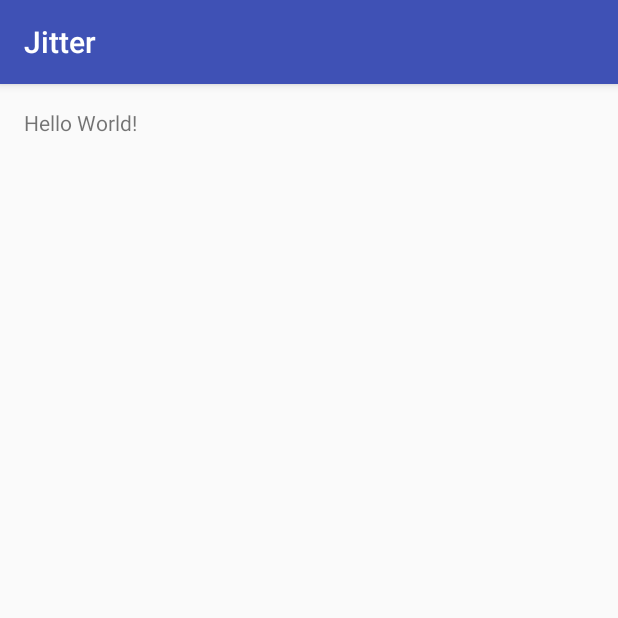
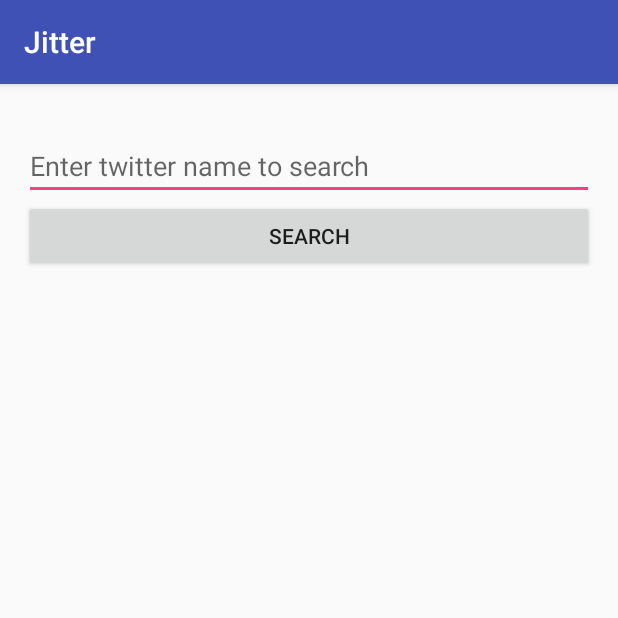
Before and after one commit to atabekm/Jitter, an Android app: the screen it shows after launch (MainActivity), on a phone screen of 412 x 824 dp, the top half of it. Run offline under Robolectric (Android 15) with nearby library versions, the phone set to English and light mode, and no system bars.

Commit message:
Implement basic version of MainActivity

```diff
--- a/app/src/main/AndroidManifest.xml
+++ b/app/src/main/AndroidManifest.xml
@@ -15,6 +15,9 @@
                 <category android:name="android.intent.category.LAUNCHER" />
             </intent-filter>
         </activity>
+
+        <activity android:name=".UsersActivity" />
+        <activity android:name=".FollowersActivity" />
     </application>
 
 </manifest>
--- /dev/null
+++ b/app/src/main/java/com/example/jitter/Constants.java
@@ -0,0 +1,5 @@
+package com.example.jitter;
+
+public class Constants {
+    public static final String TWITTER_USER_NAME = "twitter_user_name";
+}
--- a/app/src/main/java/com/example/jitter/MainActivity.java
+++ b/app/src/main/java/com/example/jitter/MainActivity.java
@@ -1,7 +1,11 @@
 package com.example.jitter;
 
+import android.content.Intent;
 import android.support.v7.app.AppCompatActivity;
 import android.os.Bundle;
+import android.view.View;
+import android.widget.Button;
+import android.widget.EditText;
 
 public class MainActivity extends AppCompatActivity {
 
@@ -9,5 +13,18 @@ public class MainActivity extends AppCompatActivity {
     protected void onCreate(Bundle savedInstanceState) {
         super.onCreate(savedInstanceState);
         setContentView(R.layout.activity_main);
+
+        final EditText editTextTwitterName = (EditText) findViewById(R.id.edit_text_twitter_id);
+        Button buttonSearch = (Button) findViewById(R.id.button_search);
+        buttonSearch.setOnClickListener(new View.OnClickListener() {
+            @Override
+            public void onClick(View v) {
+                if (editTextTwitterName.length() > 0) {
+                    Intent intent = new Intent(MainActivity.this, UsersActivity.class);
+                    intent.putExtra(Constants.TWITTER_USER_NAME, editTextTwitterName.getText().toString());
+                    startActivity(intent);
+                }
+            }
+        });
     }
 }
--- a/app/src/main/res/layout/activity_main.xml
+++ b/app/src/main/res/layout/activity_main.xml
@@ -1,11 +1,23 @@
 <?xml version="1.0" encoding="utf-8"?>
-<RelativeLayout xmlns:android="http://schemas.android.com/apk/res/android"
-    xmlns:tools="http://schemas.android.com/tools" android:layout_width="match_parent"
-    android:layout_height="match_parent" android:paddingLeft="@dimen/activity_horizontal_margin"
-    android:paddingRight="@dimen/activity_horizontal_margin"
-    android:paddingTop="@dimen/activity_vertical_margin"
-    android:paddingBottom="@dimen/activity_vertical_margin" tools:context=".MainActivity">
+<LinearLayout xmlns:android="http://schemas.android.com/apk/res/android"
+    xmlns:tools="http://schemas.android.com/tools"
+    android:layout_width="match_parent"
+    android:layout_height="match_parent"
+    android:padding="@dimen/activity_vertical_margin"
+    android:orientation="vertical"
+    tools:context=".MainActivity">
 
-    <TextView android:text="Hello World!" android:layout_width="wrap_content"
+    <EditText
+        android:id="@+id/edit_text_twitter_id"
+        android:hint="@string/twitter_id_hint"
+        android:layout_marginTop="@dimen/activity_horizontal_margin"
+        android:layout_width="match_parent"
         android:layout_height="wrap_content" />
-</RelativeLayout>
+
+    <Button
+        android:id="@+id/button_search"
+        android:text="@string/search_button"
+        android:layout_width="match_parent"
+        android:layout_height="wrap_content" />
+
+</LinearLayout>
--- a/app/src/main/res/values/strings.xml
+++ b/app/src/main/res/values/strings.xml
@@ -1,3 +1,5 @@
 <resources>
     <string name="app_name">Jitter</string>
+    <string name="twitter_id_hint">Enter twitter name to search</string>
+    <string name="search_button">SEARCH</string>
 </resources>
```
Also changed, not shown: app/src/main/java/com/example/jitter/FollowersActivity.java (added, +12 -0 lines), app/src/main/java/com/example/jitter/TweetsFragment.java (added, +29 -0 lines), app/src/main/java/com/example/jitter/UsersActivity.java (added, +32 -0 lines), app/src/main/res/layout/activity_users.xml (added, +13 -0 lines), app/src/main/res/layout/fragment_tweets.xml (added, +13 -0 lines).
